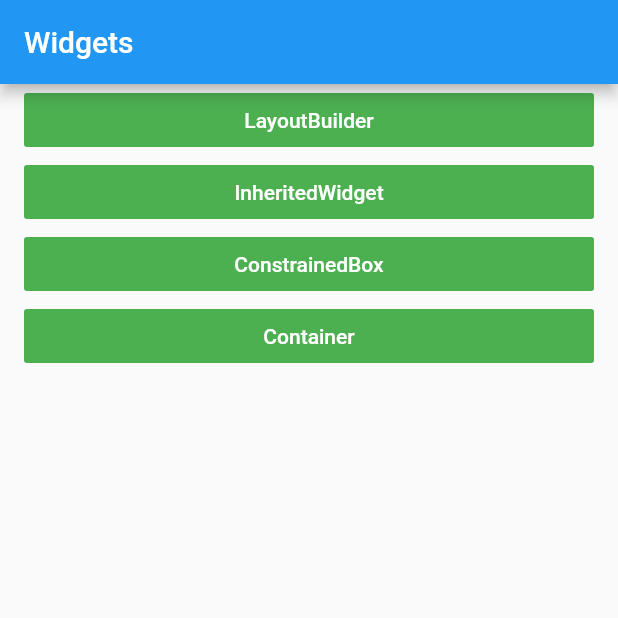
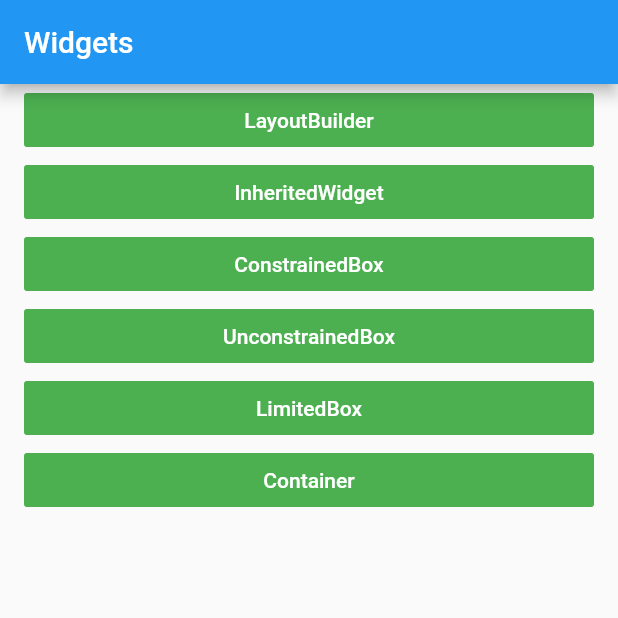
Before and after one commit to roman-mityukov/widgets_practice, a Flutter app: the screen it shows after launch, on a phone screen of 412 x 824 dp, the top half of it. Run offline on Flutter 3.47's test engine with Material 2 defaults, Android fonts, the phone set to English and light mode, and no system bars.

Commit message:
UnconstrainedBox

```diff
--- a/src/widgets_practice/lib/main.dart
+++ b/src/widgets_practice/lib/main.dart
@@ -5,6 +5,8 @@ import 'package:widgetspractice/constrained_box.dart';
 import 'package:widgetspractice/container.dart';
 import 'package:widgetspractice/inherited_widget.dart';
 import 'package:widgetspractice/layout_builder.dart';
+import 'package:widgetspractice/limited_box.dart';
+import 'package:widgetspractice/unconstrained_box.dart';
 
 void main() {
   Logger.root.level = Level.ALL;
@@ -66,6 +68,18 @@ class _MyHomePageState extends State<MyHomePage> {
               },
             ),
             _buildButton(
+              'UnconstrainedBox',
+              () {
+                _navigateTo(UnconstrainedBoxPractice());
+              },
+            ),
+            _buildButton(
+              'LimitedBox',
+              () {
+                _navigateTo(LimitedBoxPractice());
+              },
+            ),
+            _buildButton(
               'Container',
               () {
                 _navigateTo(ContainerPractice());
```
Also changed, not shown: src/widgets_practice/lib/unconstrained_box.dart (added, +25 -0 lines).
